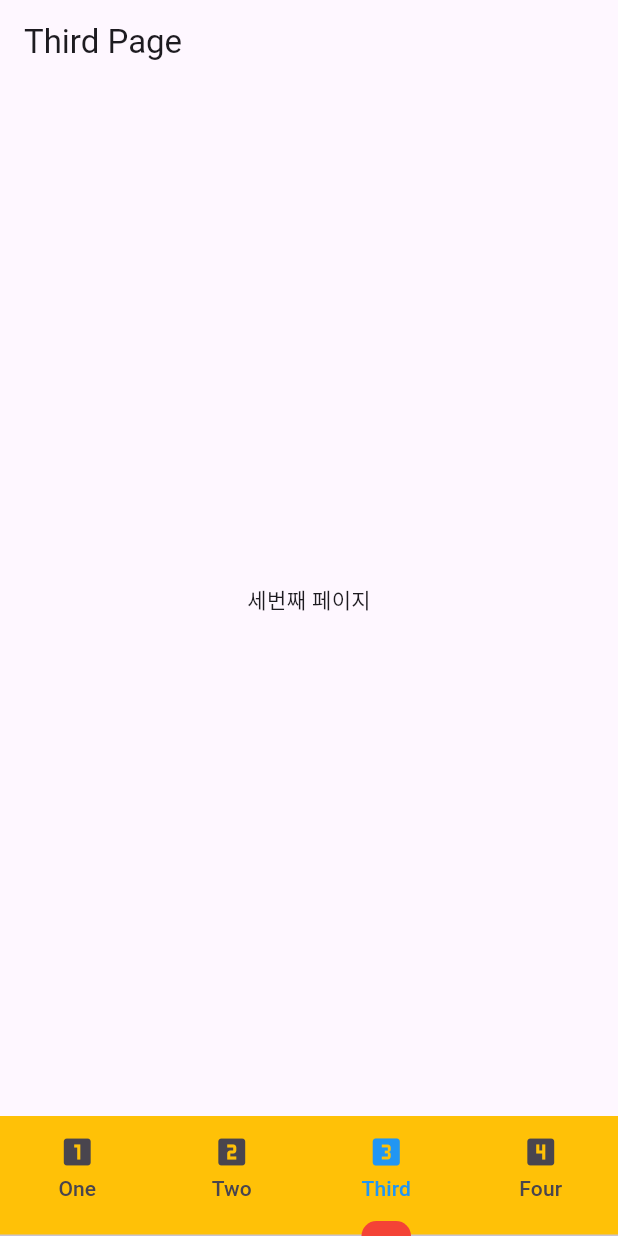
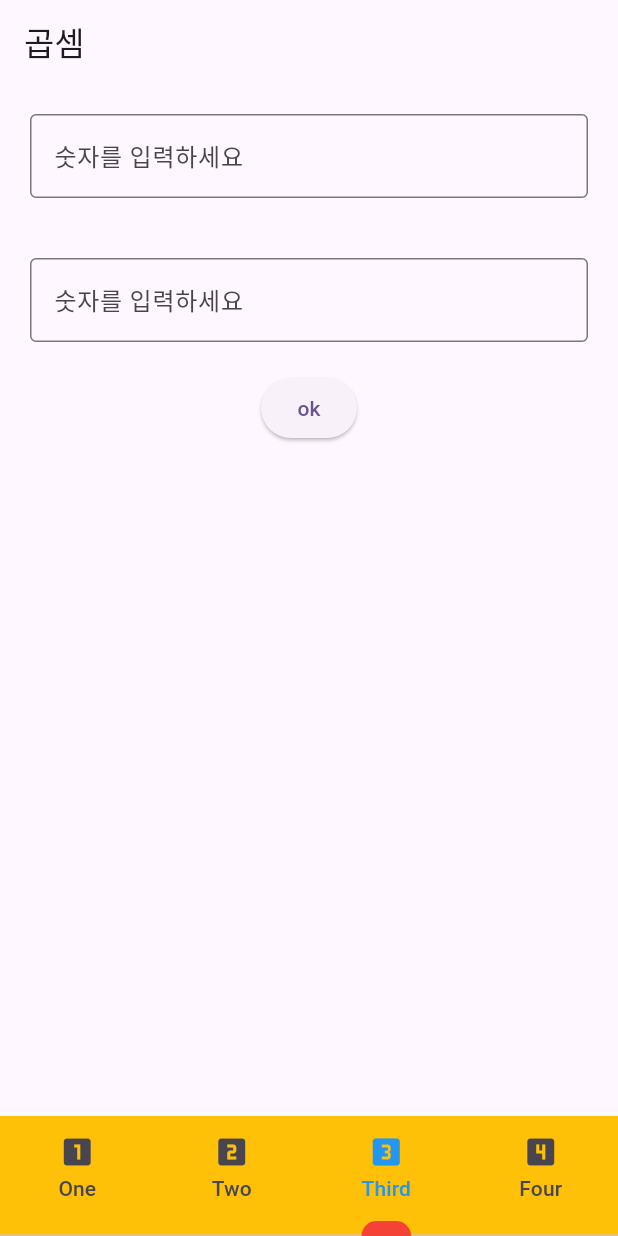
Before and after one commit to juni112-s/team-project-file, a Flutter app: the screen it shows after launch, item 3 of the bottom bar chosen, on a phone screen of 412 x 824 dp. Run offline on Flutter 3.47's test engine with Material 3 defaults, Android fonts, the phone set to English and light mode, and no system bars.

Commit message:
3번째 페이지 수정

```diff
--- a/teamfile01_app/lib/view/third_page.dart
+++ b/teamfile01_app/lib/view/third_page.dart
@@ -8,15 +8,85 @@ class ThirdPage extends StatefulWidget {
 }
 
 class _ThirdPageState extends State<ThirdPage> {
+  late TextEditingController num1Controller;
+  late TextEditingController num2Controller;
+  late String result;
+
+  @override
+  void initState() {
+    super.initState();
+    num1Controller = TextEditingController();
+    num2Controller = TextEditingController();
+    result = '';
+  }
   @override
   Widget build(BuildContext context) {
     return Scaffold(
       appBar: AppBar(
-        title: Text('Third Page'),
+        title: Text('곱셈'),
       ),
       body: Center(
-        child: Text('세번째 페이지'),
+        child: Column(
+          children: [
+            Padding(
+              padding: const EdgeInsets.all(20.0),
+              child: TextField(
+                controller: num1Controller,
+                decoration: InputDecoration(
+                  labelText: '숫자를 입력하세요',
+                  border:  OutlineInputBorder()
+                ),
+                keyboardType: TextInputType.number,
+              ),
+            ),
+            Padding(
+              padding: const EdgeInsets.all(20.0),
+              child: TextField(
+                controller: num2Controller,
+                decoration: InputDecoration(
+                  labelText: '숫자를 입력하세요',
+                  border:  OutlineInputBorder()
+                ),
+                keyboardType: TextInputType.number,
+              ),
+            ),
+            ElevatedButton(
+              onPressed: mulAction,
+              child: Text('ok')
+            ),
+            Text(
+              result,
+              style: TextStyle(
+                fontSize: 20,
+                fontWeight: FontWeight.bold,
+              ),
+            )
+          ],
+        ),
       ),
     );
   }
+
+    void _snackBar(String message, Color color){
+      ScaffoldMessenger.of(context).showSnackBar(
+        SnackBar(
+          content: Text(message),
+          duration: Duration(seconds: 2),
+          backgroundColor: color,
+        ),
+      );
+    }
+
+    void mulAction(){
+    if(num1Controller.text.trim().isNotEmpty && num2Controller.text.trim().isNotEmpty){
+      int num1 = int.parse(num1Controller.text.trim());
+      int num2 = int.parse(num2Controller.text.trim());
+      int sum = num1 * num2;
+      result = "$num1 * $num2 = $sum";
+      setState(() {});
+    }else{
+      _snackBar('숫자를 입력하세요', Colors.red);
+    }
+
+  }
 }
```
